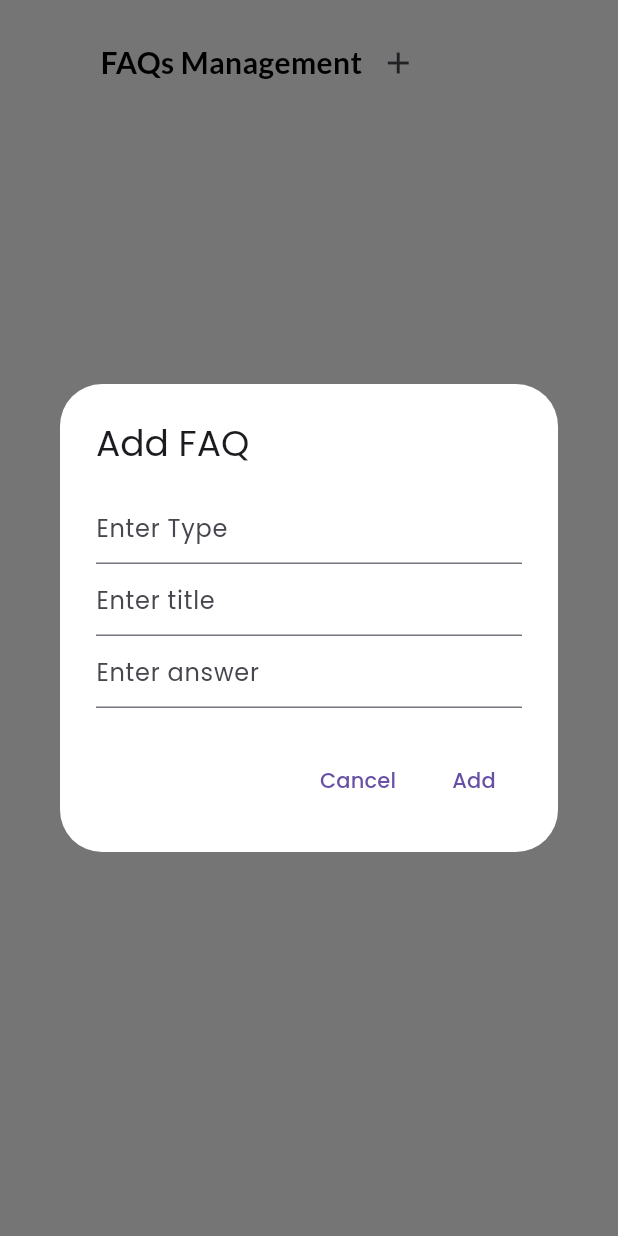
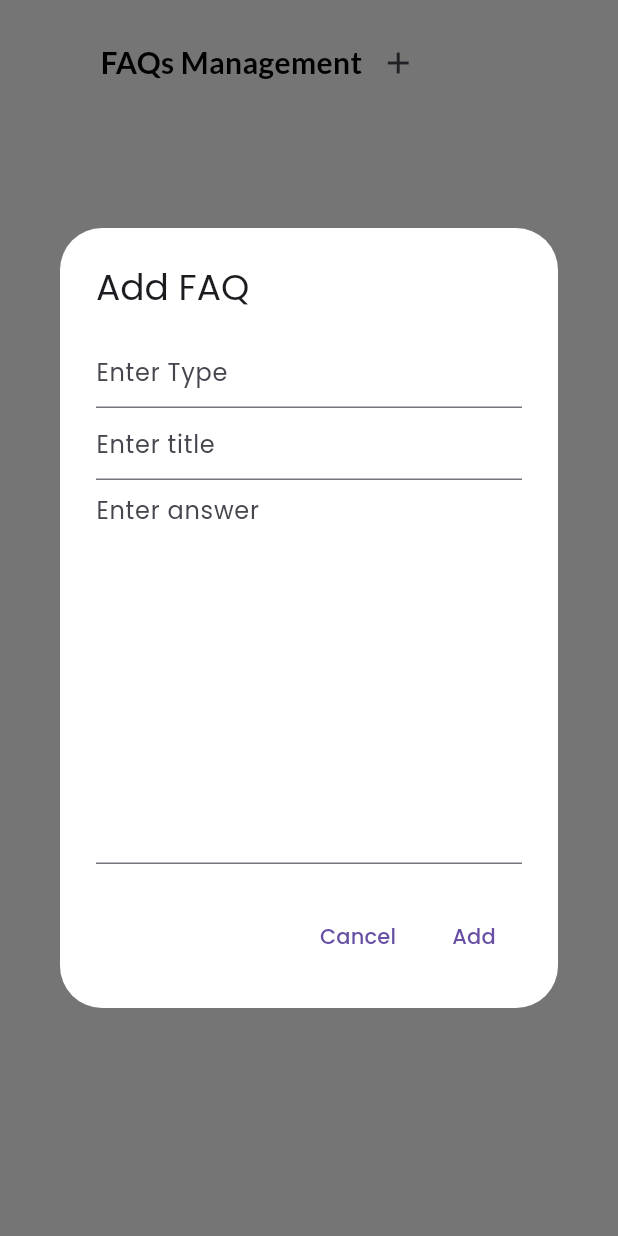
Before and after one commit to ERA-PH-Flutter/era-app, a Flutter app: the GeneralFaq widget shown alone on an empty page, opened directly, after a tap on the "add" icon, on a phone screen of 412 x 824 dp. Run offline on Flutter 3.47's test engine with Material 3 defaults, Android fonts, the phone set to English and light mode, and no system bars; our stand-ins replace awesome_notifications, cached_network_image, circle_nav_bar, cloud_firestore, cloud_functions, curved_navigation_bar and 21 more; missing offline and left inert: carousel_slider_plus, image_to_pdf_converter, number_pagination, number_paginator; accounts and stored records are empty; statements that could not run were skipped.

Commit message:
update to FAQ UI on the admin

```diff
--- a/lib/presentation/admin/faqs/pages/general_faq.dart
+++ b/lib/presentation/admin/faqs/pages/general_faq.dart
@@ -14,12 +14,12 @@ class GeneralFaq extends GetView<FaqsController> {
   @override
   Widget build(BuildContext context) {
     FaqsController controller = Get.put(FaqsController());
-    return SingleChildScrollView(
-      child: Container(
-        height: Get.height - 150.h,
-        alignment: Alignment.topCenter,
-        padding:
-            EdgeInsets.symmetric(horizontal: EraTheme.paddingWidthAdmin - 5.w),
+    return Container(
+      height: Get.height,
+      alignment: Alignment.topCenter,
+      padding:
+          EdgeInsets.symmetric(horizontal: EraTheme.paddingWidthAdmin - 5.w),
+      child: SingleChildScrollView(
         child: Column(
           crossAxisAlignment: CrossAxisAlignment.start,
           children: [
@@ -110,14 +110,20 @@ class GeneralFaq extends GetView<FaqsController> {
           mainAxisSize: MainAxisSize.min,
           children: [
             TextField(
+              textInputAction: TextInputAction.newline,
+              maxLines: 1,
               controller: controller.typeController,
               decoration: InputDecoration(hintText: 'Enter Type'),
             ),
             TextField(
+              textInputAction: TextInputAction.newline,
+              maxLines: 1,
               controller: controller.titleController,
               decoration: InputDecoration(hintText: 'Enter title'),
             ),
             TextField(
+              textInputAction: TextInputAction.newline,
+              maxLines: 10,
               controller: controller.answerController,
               decoration: InputDecoration(hintText: 'Enter answer'),
             ),
@@ -163,6 +169,8 @@ class GeneralFaq extends GetView<FaqsController> {
               hintText: 'Edit Type',
               labelText: 'Type',
             ),
+            textInputAction: TextInputAction.newline,
+            maxLines: 1,
           ),
           TextField(
             controller: controller.titleController,
@@ -170,6 +178,8 @@ class GeneralFaq extends GetView<FaqsController> {
               hintText: 'Edit Title',
               labelText: 'Title',
             ),
+            textInputAction: TextInputAction.newline,
+            maxLines: 1,
           ),
           TextField(
             controller: controller.answerController,
@@ -177,6 +187,8 @@ class GeneralFaq extends GetView<FaqsController> {
               hintText: 'Edit Answer',
               labelText: 'Answer',
             ),
+            textInputAction: TextInputAction.newline,
+            maxLines: 10,
           ),
         ],
       ),
```
